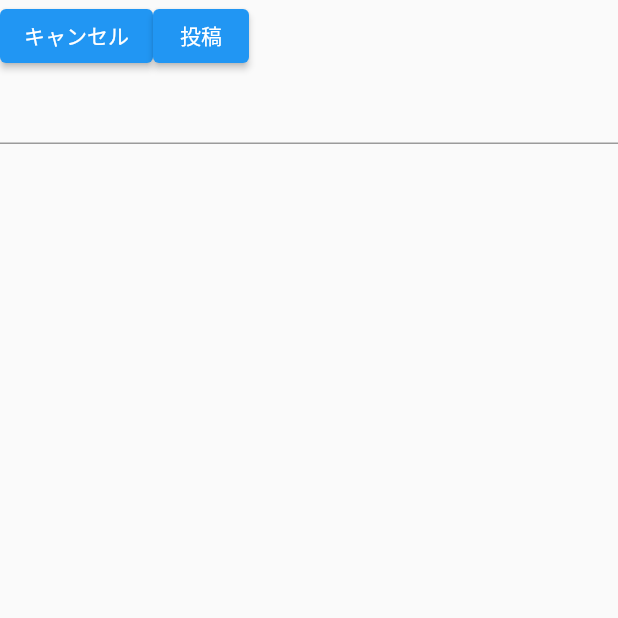
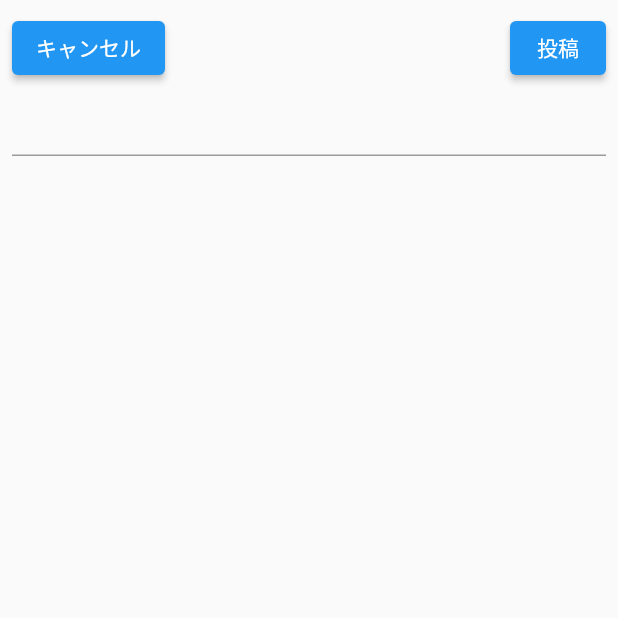
Before and after one commit to kyutech-programming-club/flutter_samples, a Flutter app: the PostPage screen opened directly, on a phone screen of 412 x 824 dp, the top half of it. Run offline on Flutter 3.47's test engine with Material 2 defaults, Android fonts, the phone set to English and light mode, and no system bars; our stand-ins replace cloud_firestore, firebase_core; accounts and stored records are empty.

Commit message:
Add Padding

```diff
--- a/lib/post_page.dart
+++ b/lib/post_page.dart
@@ -16,14 +16,21 @@ class _PostPageState extends State<PostPage> {
       body: SafeArea(
         child: Consumer<PostPageModel>(
           builder: (context, model, child) {
-            return Column(
+            return Padding(
+              padding: const EdgeInsets.all(8.0),
+              child: Column(
                 children: [
                   Row(
+                    mainAxisAlignment: MainAxisAlignment.start,
                     children: [
                       ElevatedButton(
                         onPressed: () => Navigator.of(context).pop(),
                         child: Text("キャンセル"),
                       ),
+                      Expanded(
+                        child: Row(
+                          mainAxisAlignment: MainAxisAlignment.end,
+                          children: [
                             ElevatedButton(
                               onPressed: () async {
                                 model.post(myController.text);
@@ -35,10 +42,14 @@ class _PostPageState extends State<PostPage> {
                             ),
                           ],
                         ),
+                      ),
+                    ],
+                  ),
                   TextField(
                     controller: myController,
                   )
                 ],
+              ),
             );
           },
         ),
```
Lines whose indentation alone changed are shown as unchanged.
